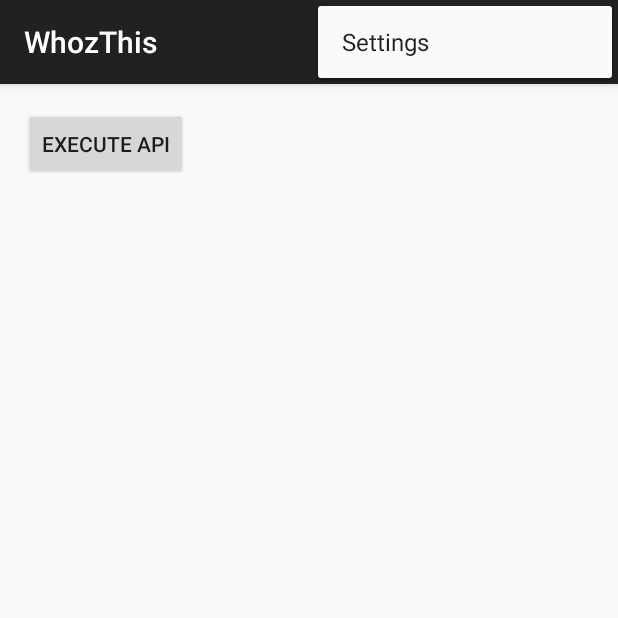
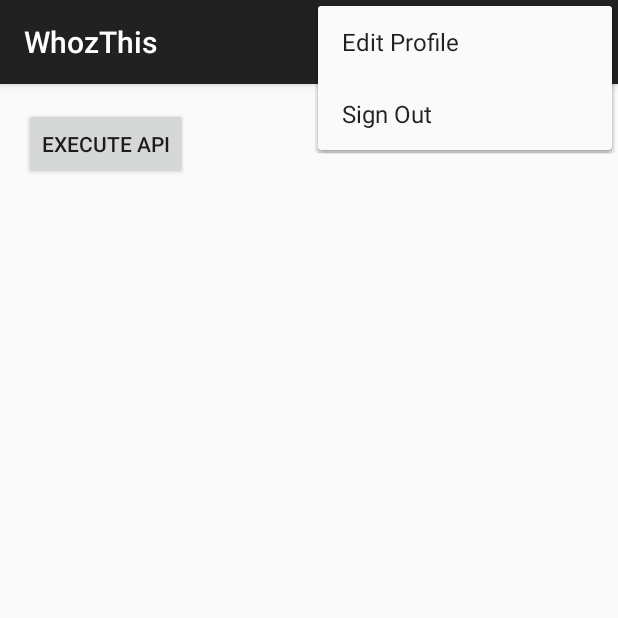
Before and after one commit to yass8n/WhozThis-Android, an Android app: the MainActivity screen opened directly, with no data from a screen before it, with the options menu open, on a phone screen of 412 x 824 dp, the top half of it. Run offline under Robolectric (Android 15) with nearby library versions, the phone set to English and light mode, and no system bars; libraries missing offline, so code that uses them is left out: com.firebase.client; 3 statements that could not run were skipped.

Commit message:
can now sign out

```diff
--- a/app/src/main/java/com/example/yass8n/whozthis/activities/WelcomeActivity.java
+++ b/app/src/main/java/com/example/yass8n/whozthis/activities/WelcomeActivity.java
@@ -46,11 +46,6 @@
         // as you specify a parent activity in AndroidManifest.xml.
         int id = item.getItemId();
 
-        //noinspection SimplifiableIfStatement
-        if (id == R.id.action_settings) {
-            return true;
-        }
-
         return super.onOptionsItemSelected(item);
     }
 
--- a/app/src/main/res/menu/menu_main.xml
+++ b/app/src/main/res/menu/menu_main.xml
@@ -1,6 +1,8 @@
 <menu xmlns:android="http://schemas.android.com/apk/res/android"
     xmlns:app="http://schemas.android.com/apk/res-auto"
     xmlns:tools="http://schemas.android.com/tools" tools:context=".MainActivity">
-    <item android:id="@+id/action_settings" android:title="@string/action_settings"
+    <item android:id="@+id/sign_out" android:title="@string/sign_out"
         android:orderInCategory="100" app:showAsAction="never" />
+    <item android:id="@+id/edit_profile" android:title="@string/edit_profile"
+        android:orderInCategory="99" app:showAsAction="never" />
 </menu>
--- a/app/src/main/res/menu/menu_welcome.xml
+++ b/app/src/main/res/menu/menu_welcome.xml
@@ -2,6 +2,5 @@
     xmlns:app="http://schemas.android.com/apk/res-auto"
     xmlns:tools="http://schemas.android.com/tools"
     tools:context="com.example.yass8n.whozthis.activities.WelcomeActivity">
-    <item android:id="@+id/action_settings" android:title="@string/action_settings"
-        android:orderInCategory="100" app:showAsAction="never" />
+
 </menu>
--- a/app/src/main/res/values/strings.xml
+++ b/app/src/main/res/values/strings.xml
@@ -9,5 +9,7 @@
     <string name="password">Password</string>
     <string name="phone_number">Phone Number</string>
     <string name="sign_up">Sign up</string>
+    <string name="sign_out">Sign Out</string>
+    <string name="edit_profile">Edit Profile</string>
 
 </resources>
```
Also changed, not shown: app/src/main/java/com/example/yass8n/whozthis/activities/MainActivity.java (+7 -5 lines).
